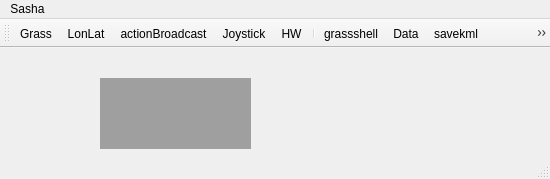
epifanio/planetsasha, file ui/sashamainwindow.ui: the form before one commit.
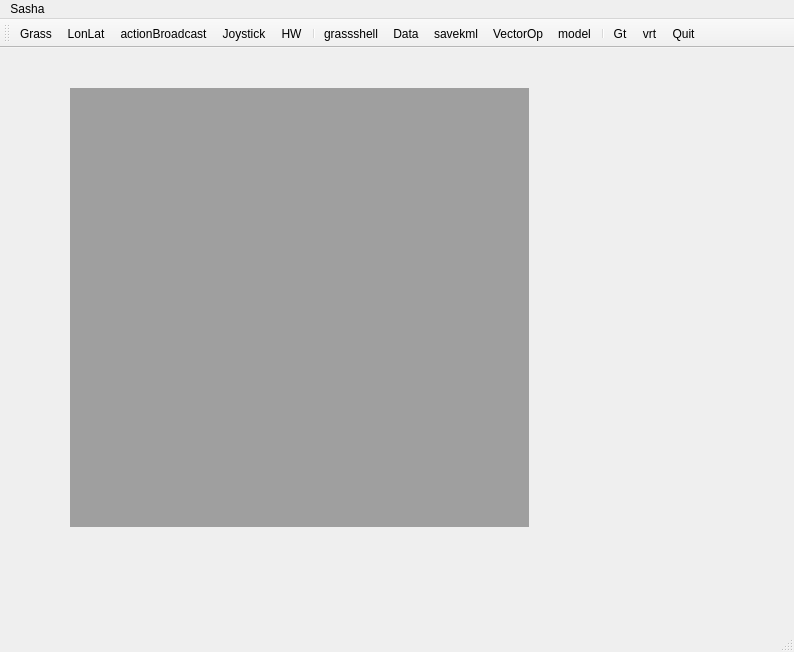
The form after the commit. Icons and pictures are not drawn.

Patch:
```diff
--- a/ui/sashamainwindow.ui
+++ b/ui/sashamainwindow.ui
@@ -6,8 +6,8 @@
    <rect>
     <x>0</x>
     <y>0</y>
-    <width>550</width>
-    <height>179</height>
+    <width>794</width>
+    <height>652</height>
    </rect>
   </property>
   <property name="windowTitle">
@@ -17,10 +17,10 @@
    <widget class="QMdiArea" name="mdiArea">
     <property name="geometry">
      <rect>
-      <x>100</x>
-      <y>30</y>
-      <width>151</width>
-      <height>71</height>
+      <x>70</x>
+      <y>40</y>
+      <width>459</width>
+      <height>439</height>
      </rect>
     </property>
    </widget>
@@ -30,7 +30,7 @@
     <rect>
      <x>0</x>
      <y>0</y>
-     <width>550</width>
+     <width>794</width>
      <height>25</height>
     </rect>
    </property>
@@ -64,7 +64,7 @@
     <enum>TopToolBarArea</enum>
    </attribute>
    <attribute name="toolBarBreak">
-    <bool>true</bool>
+    <bool>false</bool>
    </attribute>
    <addaction name="actionGrass"/>
    <addaction name="actionLonLat"/>
```
Left out of the diff: 15 changed lines with no effect on the pictures.
